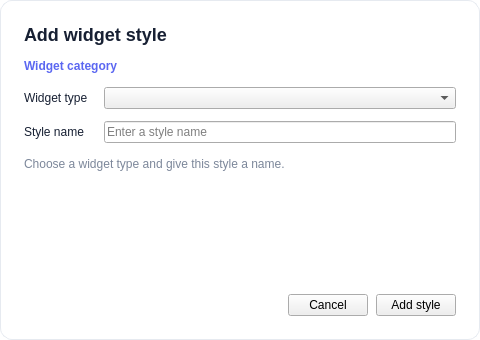
The window that styleeditor/dialogs/stylewidgetitempopup.ui (daonvshu/qt-animated-widgets) describes before a commit, drawn with Qt 5.
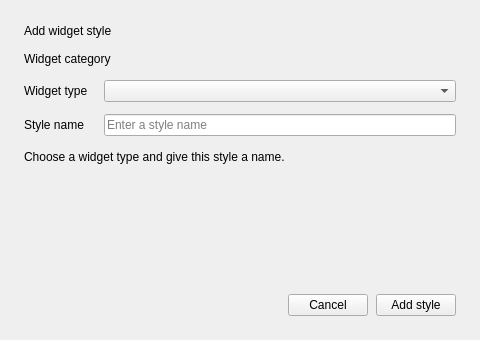
The same window after the commit. Custom widgets are drawn as their Qt base class.

Commit message: feat: add light and dark editor themes

```diff
--- a/styleeditor/dialogs/stylewidgetitempopup.ui
+++ b/styleeditor/dialogs/stylewidgetitempopup.ui
@@ -5,27 +5,56 @@
   <property name="geometry"><rect><x>0</x><y>0</y><width>480</width><height>340</height></rect></property>
   <property name="minimumSize"><size><width>440</width><height>320</height></size></property>
   <property name="styleSheet">
-   <string notr="true">QWidget#StyleWidgetItemPopup { background: #ffffff; border: 1px solid #e6eaf0; border-radius: 12px; }
-QLabel { color: #172033; background: transparent; }
-QLabel#titleLabel { font-size: 18px; font-weight: 700; }
-QLabel#categoryLabel { color: #5b67f1; font-size: 12px; font-weight: 600; }
-QLabel#hintLabel { color: #7c879a; font-size: 12px; }
-animatedwidgets--FilledButton[editorControl="true"] {
-    min-height: 36px; min-width: 72px; qproperty-backgroundNormal: #5b67f1; qproperty-backgroundHover: #6975fa;
-    qproperty-contentNormal: #ffffff; qproperty-cornerRadius: 9; qproperty-animateContentColor: true;
+   <string notr="true">QWidget#StyleWidgetItemPopup[editorControl=&quot;true&quot;] {
+    border-width: 1px;
+    border-style: solid;
+    border-radius: 12px;
 }
-animatedwidgets--OutlineButton[editorControl="true"] {
-    min-height: 36px; min-width: 72px; qproperty-borderNormal: #d7dde8; qproperty-borderHover: #5b67f1;
-    qproperty-contentNormal: #172033; qproperty-contentHover: #5b67f1; qproperty-cornerRadius: 9; qproperty-animateContentColor: true;
+
+#StyleWidgetItemPopup[editorControl=&quot;true&quot;] QLabel[editorControl=&quot;true&quot;] {
+    background: transparent;
 }
-animatedwidgets--LineEdit[editorControl="true"], animatedwidgets--ComboBox[editorControl="true"] {
-    min-height: 34px; qproperty-backgroundNormal: #f5f7fb; qproperty-backgroundHover: #f5f7fb; qproperty-backgroundFocus: #f5f7fb;
-    qproperty-borderNormal: #e6eaf0; qproperty-borderHover: #5b67f1; qproperty-borderFocus: #5b67f1;
-    qproperty-textColor: #172033; qproperty-cornerRadius: 8; qproperty-contentPadding: 9;
+
+#StyleWidgetItemPopup[editorControl=&quot;true&quot;] QLabel#titleLabel[editorControl=&quot;true&quot;] {
+    font-size: 18px;
+    font-weight: 700;
 }
-animatedwidgets--LineEdit#nameEdit {
-    background: transparent; border: none;
-    qproperty-borderVisible: true; qproperty-borderWidth: 1; qproperty-borderNormal: #d7dde8;
+
+#StyleWidgetItemPopup[editorControl=&quot;true&quot;] QLabel#categoryLabel[editorControl=&quot;true&quot;] {
+    font-size: 12px;
+    font-weight: 600;
+}
+
+#StyleWidgetItemPopup[editorControl=&quot;true&quot;] QLabel#hintLabel[editorControl=&quot;true&quot;] {
+    font-size: 12px;
+}
+
+#StyleWidgetItemPopup[editorControl=&quot;true&quot;] animatedwidgets--FilledButton[editorControl=&quot;true&quot;] {
+    min-height: 36px;
+    min-width: 72px;
+    qproperty-cornerRadius: 9;
+    qproperty-animateContentColor: true;
+}
+
+#StyleWidgetItemPopup[editorControl=&quot;true&quot;] animatedwidgets--OutlineButton[editorControl=&quot;true&quot;] {
+    min-height: 36px;
+    min-width: 72px;
+    qproperty-cornerRadius: 9;
+    qproperty-animateContentColor: true;
+}
+
+#StyleWidgetItemPopup[editorControl=&quot;true&quot;] animatedwidgets--LineEdit[editorControl=&quot;true&quot;],
+#StyleWidgetItemPopup[editorControl=&quot;true&quot;] animatedwidgets--ComboBox[editorControl=&quot;true&quot;] {
+    min-height: 34px;
+    qproperty-cornerRadius: 8;
+    qproperty-contentPadding: 9;
+}
+
+#StyleWidgetItemPopup[editorControl=&quot;true&quot;] animatedwidgets--LineEdit#nameEdit[editorControl=&quot;true&quot;] {
+    background: transparent;
+    border: none;
+    qproperty-borderVisible: true;
+    qproperty-borderWidth: 1;
 }</string>
   </property>
   <layout class="QVBoxLayout" name="dialogLayout">
```
Left out of the diff: 16 changed lines with no effect on the pictures. The commit also changes 59 other files.
